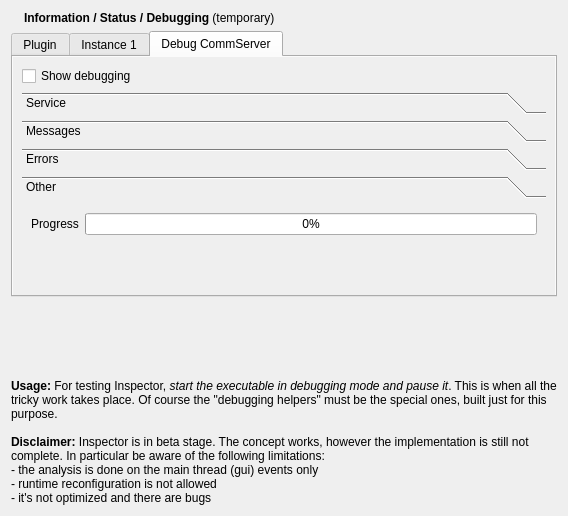
This is src/plugins/inspector/module-info/infoview.ui in enricoros/k-qt-creator-inspector as Qt 5 draws it before an edit. The edited form follows.
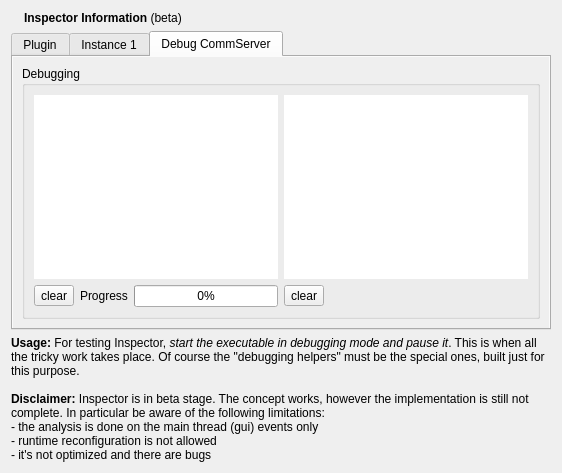
This is the edited form. The open tabs and pages were chosen to show the change. Icons and pictures are not drawn.

Commit message: Inspector: Log communication and Errors

```diff
--- a/src/plugins/inspector/module-info/infoview.ui
+++ b/src/plugins/inspector/module-info/infoview.ui
@@ -7,8 +7,8 @@
    <rect>
     <x>0</x>
     <y>0</y>
-    <width>568</width>
-    <height>516</height>
+    <width>562</width>
+    <height>473</height>
    </rect>
   </property>
   <property name="windowTitle">
@@ -33,7 +33,7 @@
      <item>
       <widget class="QLabel" name="titleLabel">
        <property name="text">
-        <string>&lt;b&gt;Information / Status / Debugging&lt;/b&gt; (temporary)</string>
+        <string>&lt;b&gt;Inspector Information&lt;/b&gt; (beta)</string>
        </property>
       </widget>
      </item>
@@ -364,106 +364,49 @@
       </attribute>
       <layout class="QVBoxLayout" name="verticalLayout">
        <item>
-        <widget class="QCheckBox" name="checkBox">
-         <property name="text">
-          <string>Show debugging</string>
+        <widget class="QGroupBox" name="groupBox">
+         <property name="title">
+          <string>Debugging</string>
          </property>
-        </widget>
-       </item>
-       <item>
-        <widget class="QToolBox" name="debugToolBox">
-         <property name="currentIndex">
-          <number>3</number>
-         </property>
-         <widget class="QWidget" name="page">
-          <property name="geometry">
-           <rect>
-            <x>0</x>
-            <y>0</y>
-            <width>85</width>
-            <height>108</height>
-           </rect>
-          </property>
-          <attribute name="label">
-           <string>Service</string>
-          </attribute>
-          <layout class="QVBoxLayout" name="verticalLayout_3">
-           <item>
-            <widget class="QPlainTextEdit" name="serviceText"/>
-           </item>
-           <item>
-            <widget class="QToolButton" name="toolButton">
-             <property name="text">
-              <string>clear</string>
+         <layout class="QGridLayout" name="gridLayout_2">
+          <item row="0" column="0" colspan="2">
+           <widget class="QPlainTextEdit" name="commText">
+            <property name="font">
+             <font>
+              <family>Courier New</family>
+             </font>
+            </property>
+            <property name="frameShape">
+             <enum>QFrame::NoFrame</enum>
+            </property>
+            <property name="textInteractionFlags">
+             <set>Qt::TextSelectableByKeyboard|Qt::TextSelectableByMouse</set>
              </property>
             </widget>
            </item>
-          </layout>
-         </widget>
-         <widget class="QWidget" name="page_2">
-          <property name="geometry">
-           <rect>
-            <x>0</x>
-            <y>0</y>
-            <width>85</width>
-            <height>108</height>
-           </rect>
-          </property>
-          <attribute name="label">
-           <string>Messages</string>
-          </attribute>
-          <layout class="QVBoxLayout" name="verticalLayout_2">
-           <item>
-            <widget class="QPlainTextEdit" name="messagesText"/>
-           </item>
-           <item>
-            <widget class="QToolButton" name="toolButton_2">
-             <property name="text">
-              <string>clear</string>
-             </property>
-            </widget>
-           </item>
-          </layout>
-         </widget>
-         <widget class="QWidget" name="page_3">
-          <property name="geometry">
-           <rect>
-            <x>0</x>
-            <y>0</y>
-            <width>85</width>
-            <height>108</height>
-           </rect>
-          </property>
-          <attribute name="label">
-           <string>Errors</string>
-          </attribute>
-          <layout class="QVBoxLayout" name="verticalLayout_4">
-           <item>
-            <widget class="QPlainTextEdit" name="errorsText"/>
-           </item>
-           <item>
-            <widget class="QToolButton" name="toolButton_3">
+          <item row="0" column="2">
+           <widget class="QPlainTextEdit" name="errorsText">
+            <property name="font">
+             <font>
+              <family>Courier New</family>
+             </font>
+            </property>
+            <property name="frameShape">
+             <enum>QFrame::NoFrame</enum>
+            </property>
+            <property name="textInteractionFlags">
+             <set>Qt::TextSelectableByKeyboard|Qt::TextSelectableByMouse</set>
+            </property>
+           </widget>
+          </item>
+          <item row="1" column="0">
+           <widget class="QToolButton" name="clearComm">
              <property name="text">
               <string>clear</string>
              </property>
             </widget>
            </item>
-          </layout>
-         </widget>
-         <widget class="QWidget" name="page_4">
-          <property name="geometry">
-           <rect>
-            <x>0</x>
-            <y>0</y>
-            <width>540</width>
-            <height>83</height>
-           </rect>
-          </property>
-          <attribute name="label">
-           <string>Other</string>
-          </attribute>
-          <layout class="QVBoxLayout" name="verticalLayout_5">
-           <item>
+          <item row="1" column="1">
             <layout class="QHBoxLayout" name="horizontalLayout">
              <item>
               <widget class="QLabel" name="progressLabel">
@@ -484,35 +427,15 @@
              </item>
             </layout>
            </item>
-           <item>
-            <spacer name="verticalSpacer_2">
-             <property name="orientation">
-              <enum>Qt::Vertical</enum>
-             </property>
-             <property name="sizeHint" stdset="0">
-              <size>
-               <width>20</width>
-               <height>40</height>
-              </size>
-             </property>
-            </spacer>
+          <item row="1" column="2">
+           <widget class="QToolButton" name="clearErrors">
+            <property name="text">
+             <string>clear</string>
+            </property>
+           </widget>
            </item>
           </layout>
          </widget>
-        </widget>
-       </item>
-       <item>
-        <spacer name="verticalSpacer_3">
-         <property name="orientation">
-          <enum>Qt::Vertical</enum>
-         </property>
-         <property name="sizeHint" stdset="0">
-          <size>
-           <width>0</width>
-           <height>0</height>
-          </size>
-         </property>
-        </spacer>
        </item>
       </layout>
      </widget>
```
Left out of the diff: 36 changed lines with no effect on the pictures. Lines whose indentation alone changed are shown as unchanged. The commit also changes 4 other files.
